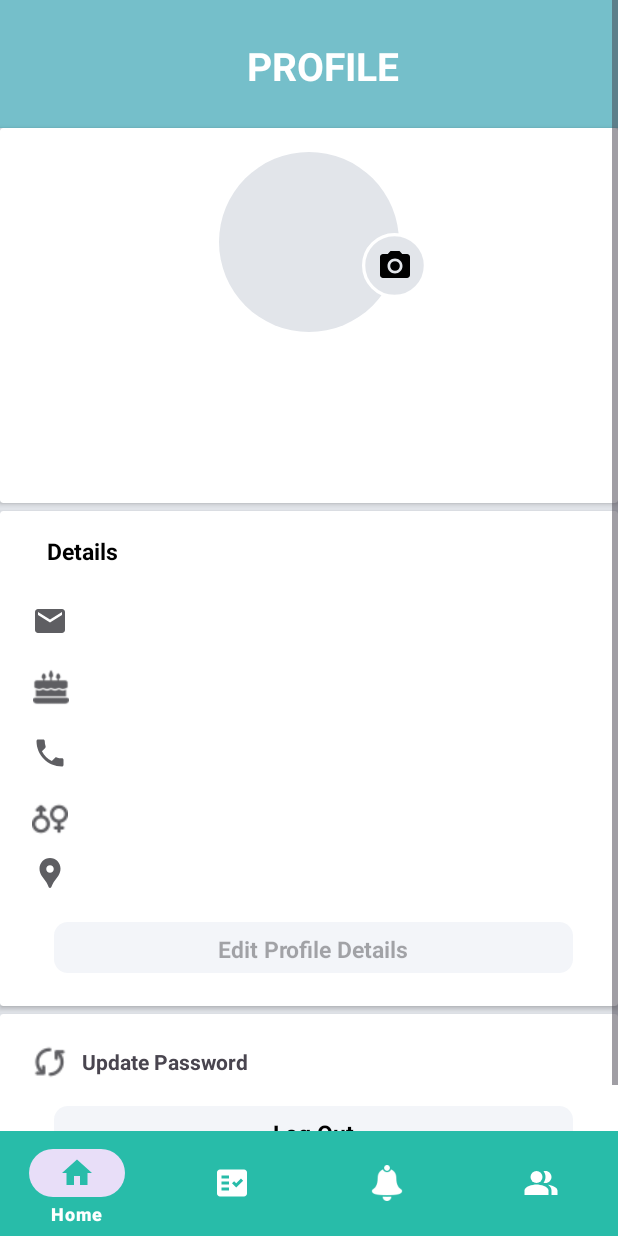
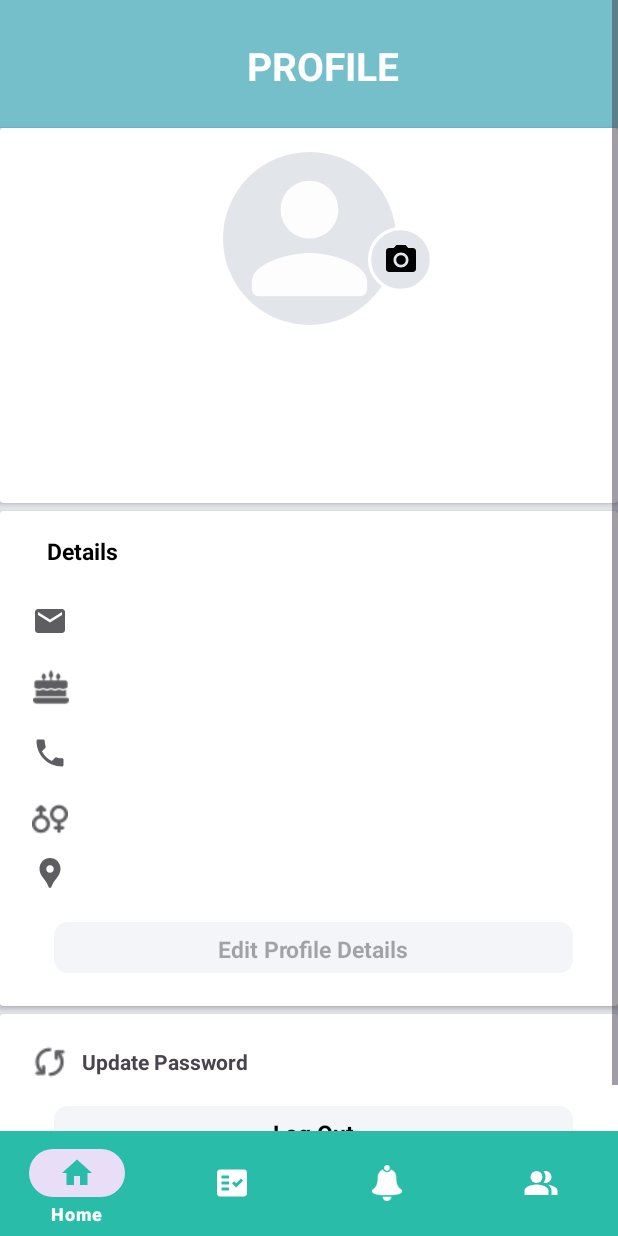
Before and after one commit to KHYLUAS/mediforecasteandroid1.1, an Android app: the fragment profile_fragment placed in its activity, on a phone screen of 412 x 824 dp. Run offline under Robolectric (Android 15) with nearby library versions, the light colour scheme and no system bars; our stand-ins replace Firebase (no records; nobody signed in at launch, a user with empty details on screens opened directly); libraries missing offline, so code that uses them is left out: com.github.dhaval2404.imagepicker; 3 statements that could not run were skipped.

Commit message:
profile image

```diff
--- a/app/build.gradle.kts
+++ b/app/build.gradle.kts
@@ -52,7 +52,10 @@ dependencies {
     implementation ("com.airbnb.android:lottie:6.1.0")
 
     implementation ("com.google.firebase:firebase-database:20.0.5")
+    implementation ("com.github.dhaval2404:imagepicker:2.1")//imagepicker api
 
+    implementation ("androidx.activity:activity-ktx:1.2.3")//imagepicker api
+    implementation ("androidx.fragment:fragment-ktx:1.3.3")//imagepicker api
 
     implementation(libs.appcompat)
     implementation(libs.material)
--- a/app/src/main/AndroidManifest.xml
+++ b/app/src/main/AndroidManifest.xml
@@ -15,6 +15,9 @@
         android:supportsRtl="true"
         android:theme="@style/Theme.MEDIFORECAST"
         tools:targetApi="31">
+        <activity
+            android:name=".editprofile"
+            android:exported="false" />
         <activity
             android:name=".splashscreenupdate"
             android:exported="false" />
--- a/app/src/main/java/com/example/mediforecast/profile_fragment.java
+++ b/app/src/main/java/com/example/mediforecast/profile_fragment.java
@@ -1,33 +1,46 @@
 package com.example.mediforecast;
 
+import static com.google.android.material.color.MaterialColors.getColor;
+
+import android.app.Activity;
 import android.app.AlertDialog;
 import android.content.DialogInterface;
 import android.content.Intent;
+import android.graphics.drawable.ColorDrawable;
+import android.net.Uri;
 import android.os.Bundle;
+import android.provider.MediaStore;
 import android.view.LayoutInflater;
 import android.view.View;
 import android.view.ViewGroup;
+import android.widget.ImageView;
 import android.widget.TextView;
 import android.widget.Toast;
 
+import androidx.activity.result.ActivityResultLauncher;
+import androidx.activity.result.contract.ActivityResultContracts;
 import androidx.annotation.NonNull;
 import androidx.annotation.Nullable;
 import androidx.fragment.app.Fragment;
 
+import com.github.dhaval2404.imagepicker.ImagePicker;
 import com.google.android.material.imageview.ShapeableImageView;
 import com.google.firebase.auth.FirebaseAuth;
 import com.google.firebase.auth.FirebaseUser;
 import com.google.firebase.firestore.DocumentSnapshot;
 import com.google.firebase.firestore.FirebaseFirestore;
 
+import java.util.Objects;
+
 public class profile_fragment extends Fragment {
 
     private FirebaseFirestore firestore;
     private FirebaseUser currentUser;
-    private TextView nameTextView, emailTextView, contactTextView, locationTextView, usernameTextView, birthdayTextView, genderTextView, logoutTextView;
-    private ShapeableImageView profileImageView;
+    private TextView nameTextView, emailTextView, contactTextView, locationTextView, usernameTextView, birthdayTextView, genderTextView, logoutTextView,editprofileTextView;
+//    private ShapeableImageView profileImageView;
     private FirebaseAuth auth;
-
+    private ImageView profileImageView,cameraTextView;
+    private ActivityResultLauncher<Intent> activityResultLauncher;
     @Override
     public void onCreate(Bundle savedInstanceState) {
         super.onCreate(savedInstanceState);
@@ -40,6 +53,11 @@ public class profile_fragment extends Fragment {
 
         // Initialize FirebaseAuth
         auth = FirebaseAuth.getInstance();
+
+
+
+
+
     }
 
     @Nullable
@@ -58,6 +76,9 @@ public class profile_fragment extends Fragment {
         birthdayTextView = view.findViewById(R.id.birthdayprofile);
         genderTextView  = view.findViewById(R.id.genderprofile);
         logoutTextView = view.findViewById(R.id.logoutprofile);
+        editprofileTextView = view.findViewById(R.id.editprofile);
+        cameraTextView = view.findViewById(R.id.imageView5);
+
 
         nameTextView.setText(GlobalUserData.getName());
         emailTextView.setText(GlobalUserData.getEmail());
@@ -80,9 +101,31 @@ public class profile_fragment extends Fragment {
             }
         });
 
+        if (requireActivity().getActionBar() != null) {
+            Objects.requireNonNull(requireActivity().getActionBar()).setBackgroundDrawable(
+                    new ColorDrawable(requireContext().getColor(R.color.primaryColor))
+            );
+        }
 
+        // Initialize the activityResultLauncher
+        activityResultLauncher = registerForActivityResult(new ActivityResultContracts.StartActivityForResult(), result -> {
+            if (result.getResultCode() == Activity.RESULT_OK) {
+                Intent data = result.getData();
+                if (data != null) {
+                    Uri uri = data.getData();
+                    profileImageView.setImageURI(uri);
+                }
+            }
+        });
 
-
+        // Handle camera icon click to open Image Picker
+        cameraTextView.setOnClickListener(v -> {
+            ImagePicker.with(requireActivity())  // Use requireActivity() to get the hosting Activity's context
+                    .crop()                      // Crop image (Optional)
+                    .compress(1024)              // Final image size will be less than 1 MB (Optional)
+                    .maxResultSize(1080, 1080)   // Final image resolution will be less than 1080 x 1080 (Optional)
+                    .start();
+        });
         // Fetch and display user data
 //        if (currentUser != null) {
 //            fetchUserData(currentUser.getUid());
@@ -92,6 +135,10 @@ public class profile_fragment extends Fragment {
 //
         return view;
     }
+
+
+
+
     private void showLogoutConfirmationDialog() {
         AlertDialog.Builder builder = new AlertDialog.Builder(getActivity());
 
--- a/app/src/main/res/drawable/holder_profile.xml
+++ b/app/src/main/res/drawable/holder_profile.xml
@@ -10,4 +10,7 @@
             android:right="8dp"
             android:bottom="8dp"
             android:left="8dp"/>
+
+
+
     </shape>
--- /dev/null
+++ b/app/src/main/res/drawable/round_person_24.xml
@@ -0,0 +1,5 @@
+<vector xmlns:android="http://schemas.android.com/apk/res/android" android:height="24dp" android:tint="#FDFDFD" android:viewportHeight="24" android:viewportWidth="24" android:width="24dp">
+
+    <path android:fillColor="@android:color/white" android:pathData="M12,12c2.21,0 4,-1.79 4,-4s-1.79,-4 -4,-4 -4,1.79 -4,4 1.79,4 4,4zM12,14c-2.67,0 -8,1.34 -8,4v1c0,0.55 0.45,1 1,1h14c0.55,0 1,-0.45 1,-1v-1c0,-2.66 -5.33,-4 -8,-4z"/>
+
+</vector>
--- a/app/src/main/res/layout/fragment_profile_fragment.xml
+++ b/app/src/main/res/layout/fragment_profile_fragment.xml
@@ -57,14 +57,17 @@
 
                     <com.google.android.material.imageview.ShapeableImageView
                         android:id="@+id/profile_image"
-                        android:layout_width="120dp"
-                        android:layout_height="120dp"
+                        android:layout_width="115dp"
+                        android:layout_height="115dp"
                         android:layout_marginTop="16dp"
                         android:scaleType="centerCrop"
-                        android:src="@drawable/holder_profile"
+                        android:src="@drawable/round_person_24"
+                        android:background="@color/gray"
+                        app:shapeAppearanceOverlay="@style/Circular"
                         app:layout_constraintEnd_toEndOf="parent"
                         app:layout_constraintStart_toStartOf="parent"
                         app:layout_constraintTop_toTopOf="parent" />
+
 
                     <com.google.android.material.imageview.ShapeableImageView
                         android:id="@+id/camera"
@@ -73,11 +76,10 @@
                         android:src="@drawable/holder_camera"
                         app:layout_constraintBottom_toBottomOf="@+id/profile_image"
                         app:layout_constraintEnd_toEndOf="parent"
-                        app:layout_constraintHorizontal_bias="0.654"
+                        app:layout_constraintHorizontal_bias="0.665"
                         app:layout_constraintStart_toStartOf="parent"
                         app:layout_constraintTop_toTopOf="@+id/profile_image"
-                        app:layout_constraintVertical_bias="0.701" />
-
+                        app:layout_constraintVertical_bias="0.694" />
 
                     <TextView
                         android:id="@+id/name_text_view"
@@ -276,7 +278,7 @@
                         app:layout_constraintTop_toBottomOf="@+id/genderprofile" />
 
                     <TextView
-                        android:id="@+id/txtdetails"
+                        android:id="@+id/editprofile"
                         android:layout_width="346dp"
                         android:layout_height="34dp"
                         android:background="@drawable/details_profile"
--- /dev/null
+++ b/app/src/main/res/values/customize_corner.xml
@@ -0,0 +1,10 @@
+<?xml version="1.0" encoding="utf-8"?>
+<resources>
+    <style name="Circular">
+        <item name="cornerSize">50%</item>
+
+
+    </style>
+
+
+</resources>
--- a/settings.gradle.kts
+++ b/settings.gradle.kts
@@ -16,6 +16,9 @@ dependencyResolutionManagement {
     repositories {
         google()
         mavenCentral()
+        maven {
+            url = uri("https://jitpack.io")
+        }
     }
 }
 
```
